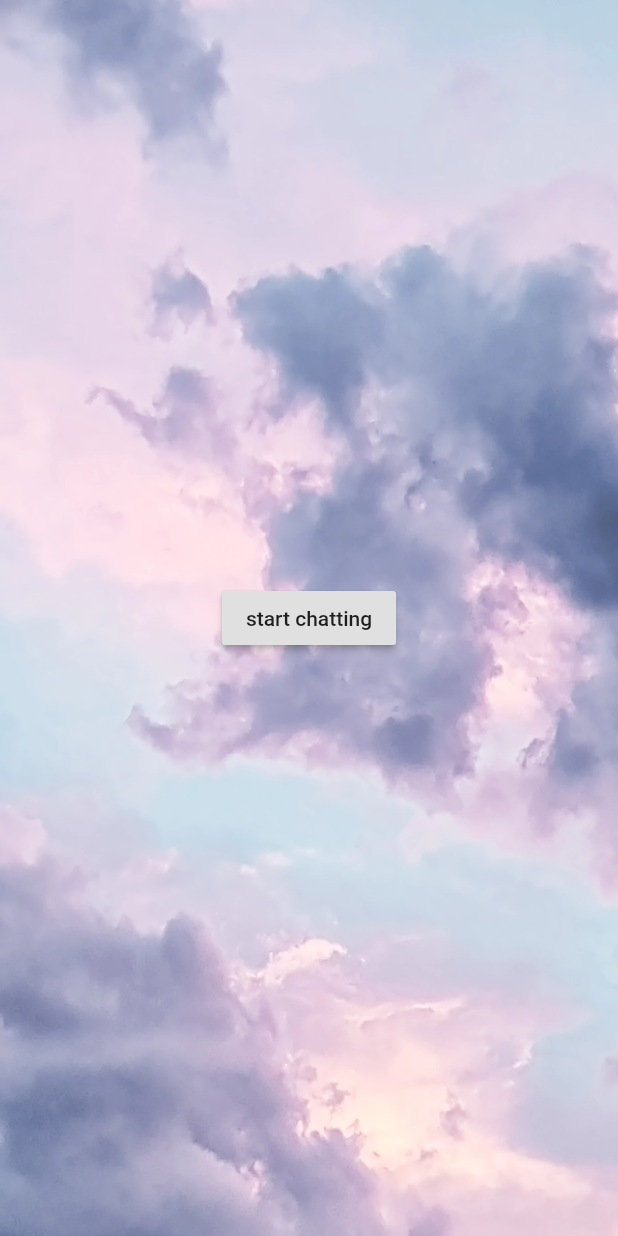
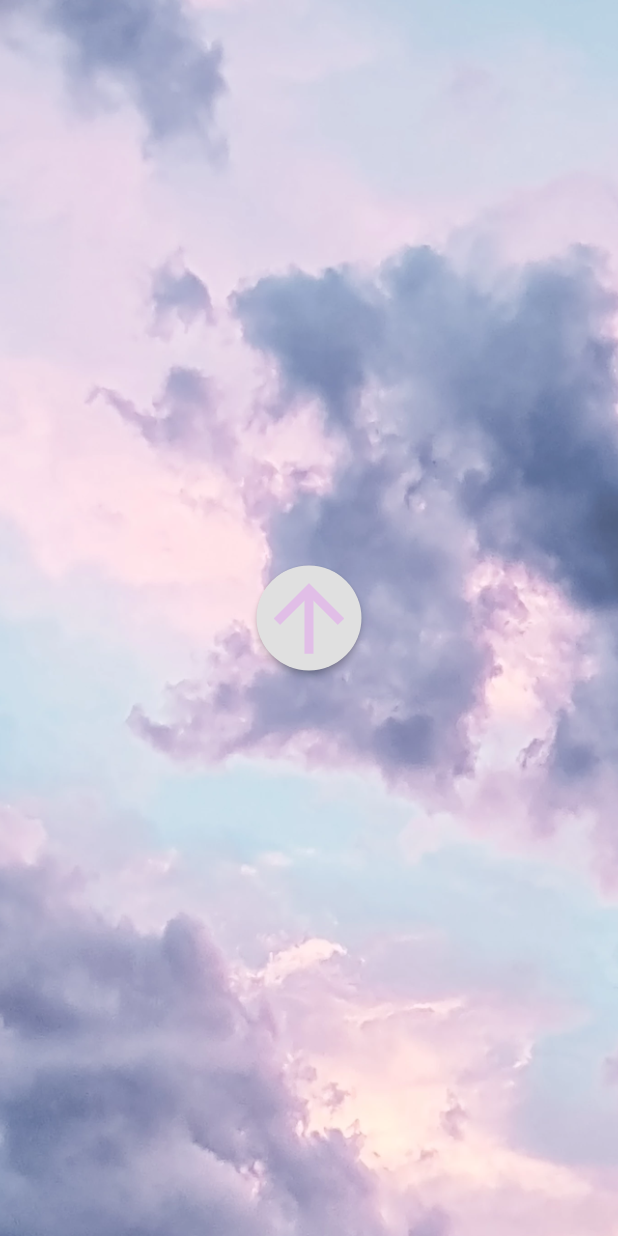
Before and after one commit to anaisberg/chatbox-flutter, a Flutter app: the screen it shows after launch, on a phone screen of 412 x 824 dp. Run offline on Flutter 3.47's test engine with Material 2 defaults, Android fonts, the phone set to English and light mode, and no system bars.

Commit message:
home page transition added

```diff
--- a/lib/main.dart
+++ b/lib/main.dart
@@ -18,7 +18,11 @@ void main() {
   ));
 }
 
+var _currentOpacity = 1.0;
+
 class MyWelcomeApp extends StatelessWidget {
+
+
   @override
   Widget build(BuildContext context) {
     return new MaterialApp(
@@ -31,7 +35,10 @@ class MyWelcomeApp extends StatelessWidget {
         // appBar: AppBar(
         //   title: Text('First Screen'),
         // ),
-        body: Stack(
+        body: AnimatedOpacity (
+          opacity: _currentOpacity,
+          duration: const Duration(seconds: 1),
+          child: Stack(
                     children: <Widget>[
                       Image.asset(
                         'images/clouds.png',
@@ -42,14 +49,25 @@ class MyWelcomeApp extends StatelessWidget {
 
               Center(
                 child: RaisedButton(
-                child: Text('start chatting'),
+                  child: Icon(
+                    Icons.arrow_upward,
+                    size: 70,
+                    color: Colors.purple[100]
+                  ),
+
+                  //Text('start chatting'),
+                  shape: new CircleBorder(),
+
                   onPressed: () {
                     // Navigate to the second screen using a named route.
                     Navigator.pushNamed(context, '/second');
+                    _currentOpacity = 0.0 ;
+
                   },
                 ),
               )
             ]
+          ),
         ),
       ),
 
```
Lines whose indentation alone changed are shown as unchanged.
